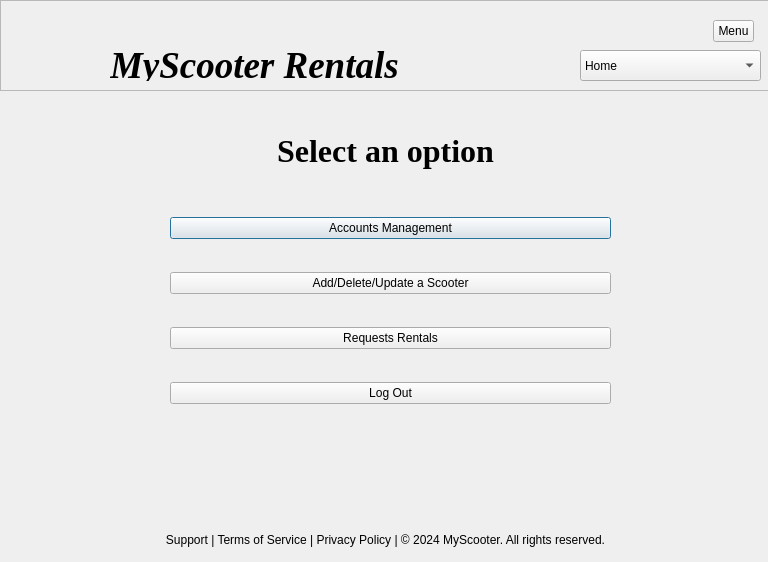
First picture: the form in employee_manager.ui, repository DanielleSamaroo/Group-5-Scooters, before the edit.
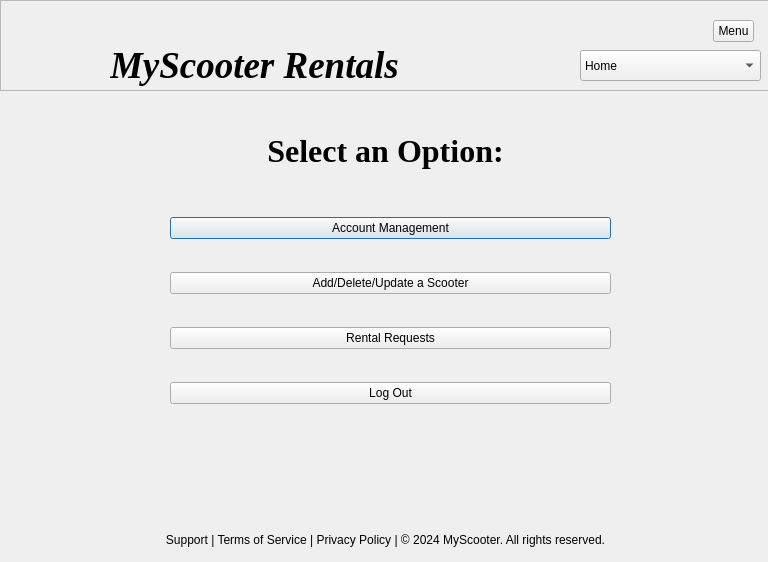
Second picture: the form after the edit. Icons and pictures are not drawn.

```diff
--- a/employee_manager.ui
+++ b/employee_manager.ui
@@ -26,7 +26,7 @@
     <item>
      <widget class="QPushButton" name="pushButton_4">
       <property name="text">
-       <string>Accounts Management</string>
+       <string>Account Management</string>
       </property>
      </widget>
     </item>
@@ -40,7 +40,7 @@
     <item>
      <widget class="QPushButton" name="pushButton_3">
       <property name="text">
-       <string>Requests Rentals</string>
+       <string>Rental Requests</string>
       </property>
      </widget>
     </item>
@@ -72,9 +72,9 @@
     <property name="geometry">
      <rect>
       <x>110</x>
-      <y>50</y>
+      <y>40</y>
       <width>421</width>
-      <height>31</height>
+      <height>50</height>
      </rect>
     </property>
     <property name="font">
@@ -221,7 +221,7 @@
     </font>
    </property>
    <property name="text">
-    <string>Select an option</string>
+    <string>Select an Option:</string>
    </property>
    <property name="alignment">
     <set>Qt::AlignCenter</set>
```
Left out of the diff: 2 changed lines with no effect on the pictures.
